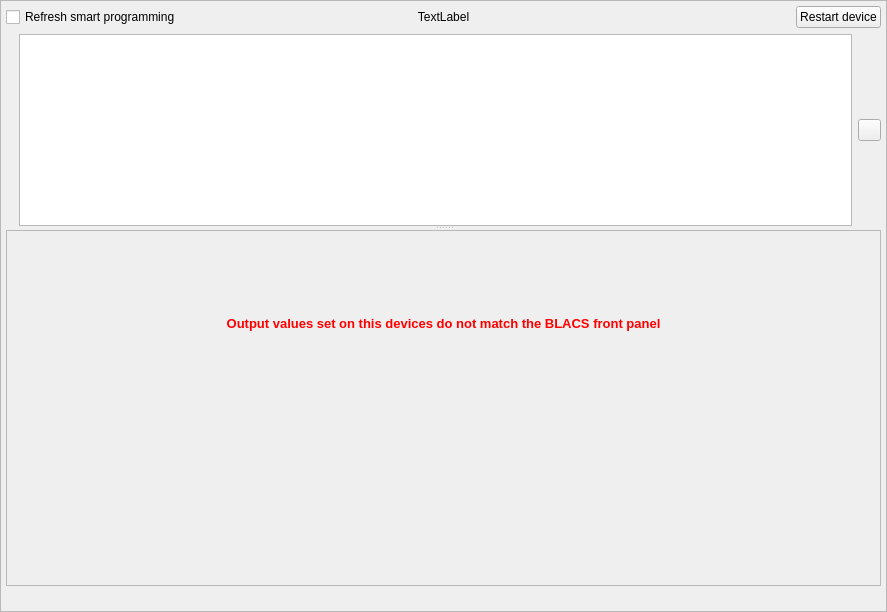
Above: tab_frame.ui from labscript-suite/blacs before the change. Below: the same form after it.
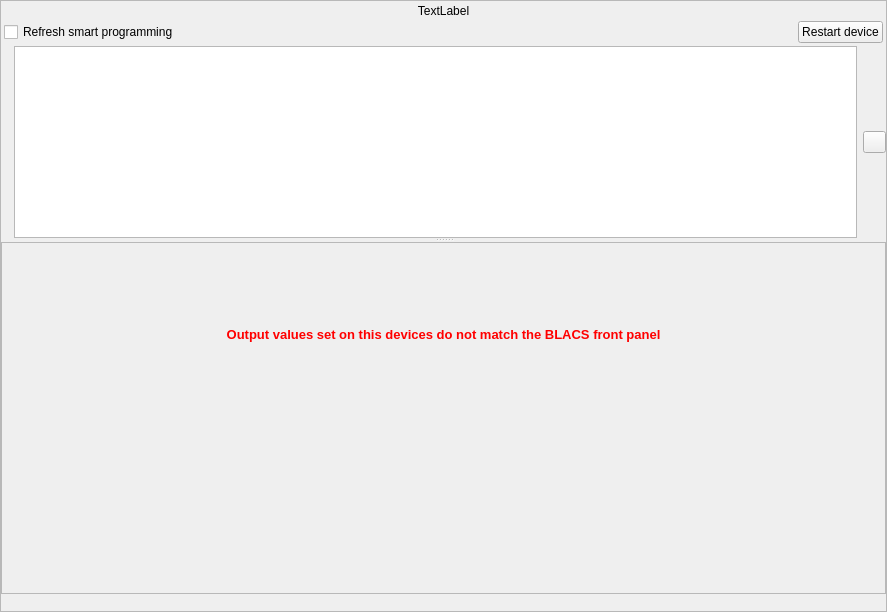
That is the form after the change. Icons and pictures are not drawn.

Commit message: feature: Moved name of device back to its own row in the tab UI, above the restart button and refresh smart programming checkbox. But, changed it to be a single row of text instead of two.

What changed in the file:
```diff
--- a/tab_frame.ui
+++ b/tab_frame.ui
@@ -16,23 +16,57 @@
   <property name="frameShape">
    <enum>QFrame::StyledPanel</enum>
   </property>
-  <property name="frameShadow">
-   <enum>QFrame::Raised</enum>
-  </property>
   <layout class="QVBoxLayout" name="verticalLayout_2">
-   <property name="margin">
-    <number>5</number>
+   <property name="spacing">
+    <number>3</number>
    </property>
+   <property name="leftMargin">
+    <number>0</number>
+   </property>
+   <property name="topMargin">
+    <number>3</number>
+   </property>
+   <property name="rightMargin">
+    <number>0</number>
+   </property>
+   <property name="bottomMargin">
+    <number>0</number>
+   </property>
    <item>
-    <layout class="QHBoxLayout" name="horizontalLayout" stretch="1,1,1">
+    <widget class="QLabel" name="device_name">
+     <property name="sizePolicy">
+      <sizepolicy hsizetype="Minimum" vsizetype="Minimum">
+       <horstretch>0</horstretch>
+       <verstretch>0</verstretch>
+      </sizepolicy>
+     </property>
+     <property name="text">
+      <string>TextLabel</string>
+     </property>
+     <property name="textFormat">
+      <enum>Qt::RichText</enum>
+     </property>
+     <property name="alignment">
+      <set>Qt::AlignCenter</set>
+     </property>
+    </widget>
+   </item>
+   <item>
+    <layout class="QHBoxLayout" name="horizontalLayout" stretch="1">
      <property name="spacing">
       <number>0</number>
      </property>
      <item>
-      <layout class="QHBoxLayout" name="horizontalLayout_2" stretch="0,0">
+      <layout class="QHBoxLayout" name="horizontalLayout_2" stretch="0,0,0">
        <property name="spacing">
         <number>0</number>
        </property>
+       <property name="leftMargin">
+        <number>3</number>
+       </property>
+       <property name="rightMargin">
+        <number>3</number>
+       </property>
        <item>
         <widget class="QCheckBox" name="smart_programming">
          <property name="sizePolicy">
@@ -69,45 +103,6 @@
          </property>
         </spacer>
        </item>
-      </layout>
-     </item>
-     <item>
-      <widget class="QLabel" name="device_name">
-       <property name="sizePolicy">
-        <sizepolicy hsizetype="Minimum" vsizetype="Minimum">
-         <horstretch>0</horstretch>
-         <verstretch>0</verstretch>
-        </sizepolicy>
-       </property>
-       <property name="text">
-        <string>TextLabel</string>
-       </property>
-       <property name="textFormat">
-        <enum>Qt::RichText</enum>
-       </property>
-       <property name="alignment">
-        <set>Qt::AlignCenter</set>
-       </property>
-      </widget>
-     </item>
-     <item>
-      <layout class="QHBoxLayout" name="horizontalLayout_3">
-       <property name="spacing">
-        <number>0</number>
-       </property>
-       <item>
-        <spacer name="horizontalSpacer_2">
-         <property name="orientation">
-          <enum>Qt::Horizontal</enum>
-         </property>
-         <property name="sizeHint" stdset="0">
-          <size>
-           <width>40</width>
-           <height>20</height>
-          </size>
-         </property>
-        </spacer>
-       </item>
        <item>
         <widget class="QPushButton" name="button_restart">
          <property name="autoFillBackground">
@@ -245,8 +240,8 @@
         <rect>
          <x>0</x>
          <y>0</y>
-         <width>873</width>
-         <height>334</height>
+         <width>883</width>
+         <height>324</height>
         </rect>
        </property>
        <layout class="QVBoxLayout" name="verticalLayout_3">
```
The commit also changes 1 other file.
